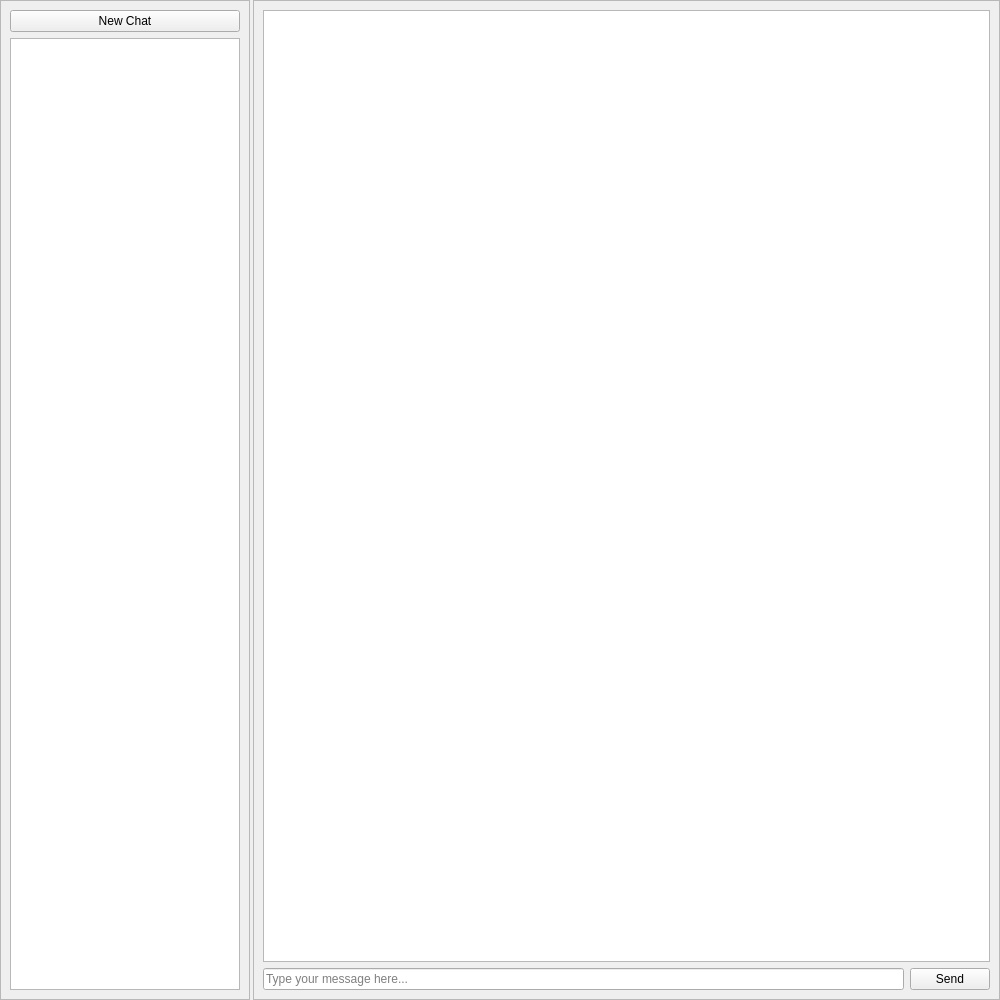
Before: the Qt Designer form ui/MainWindow.ui in DavidWagnerKU/GPT-Assistant, drawn with Qt 5.
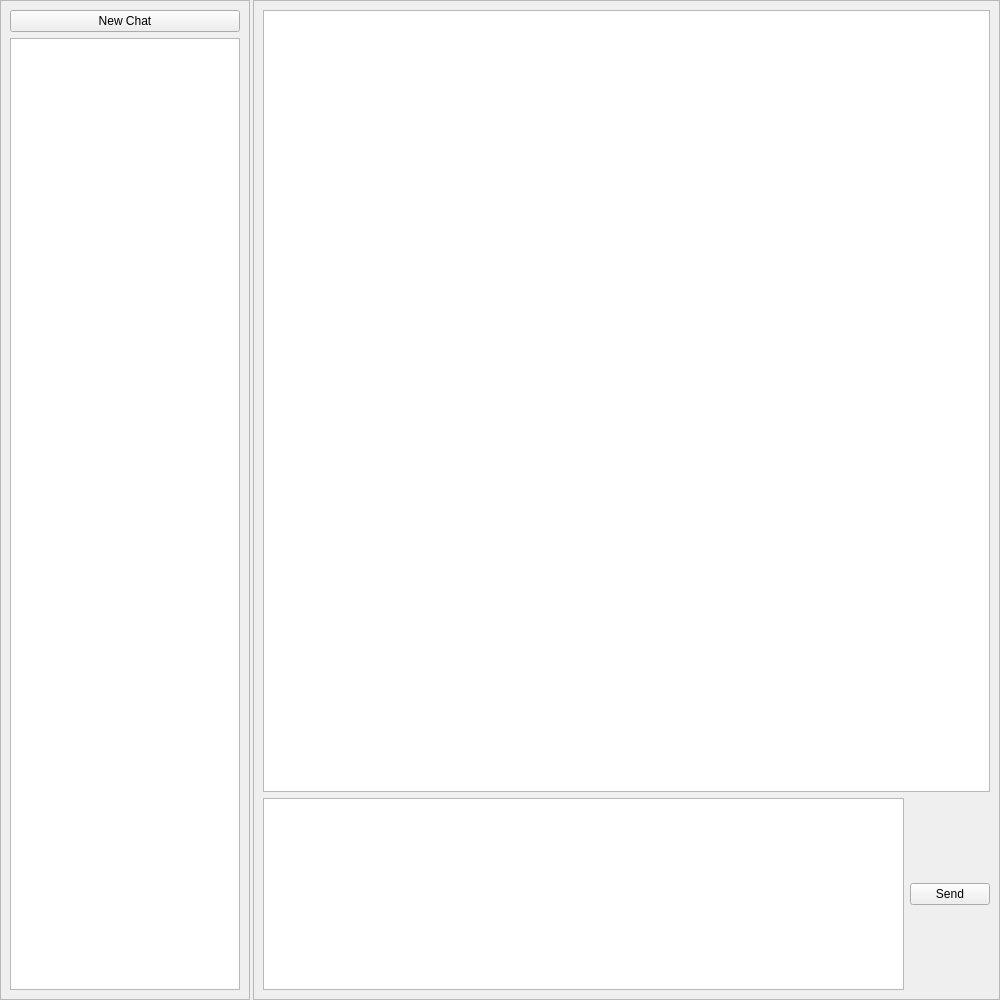
After: the same form once the commit is applied.

Commit message: Changing to QListView and trying to implement delete button. Work in progress.

What changed in the file:
```diff
--- a/ui/MainWindow.ui
+++ b/ui/MainWindow.ui
@@ -87,6 +87,12 @@
       <layout class="QGridLayout" name="gridLayout_2">
        <item row="0" column="0" colspan="2">
         <widget class="QTextEdit" name="chatArea">
+         <property name="sizePolicy">
+          <sizepolicy hsizetype="Expanding" vsizetype="Expanding">
+           <horstretch>0</horstretch>
+           <verstretch>1</verstretch>
+          </sizepolicy>
+         </property>
          <property name="readOnly">
           <bool>true</bool>
          </property>
@@ -95,11 +101,7 @@
        <item row="1" column="0" colspan="2">
         <layout class="QHBoxLayout" name="messageLayout">
          <item>
-          <widget class="QLineEdit" name="messageTextBox">
-           <property name="placeholderText">
-            <string>Type your message here...</string>
-           </property>
-          </widget>
+          <widget class="QPlainTextEdit" name="messageTextBox"/>
          </item>
          <item>
           <widget class="QPushButton" name="sendButton">
```
Left out of the diff: 32 changed lines with no effect on the pictures. The commit also changes 4 other files.
